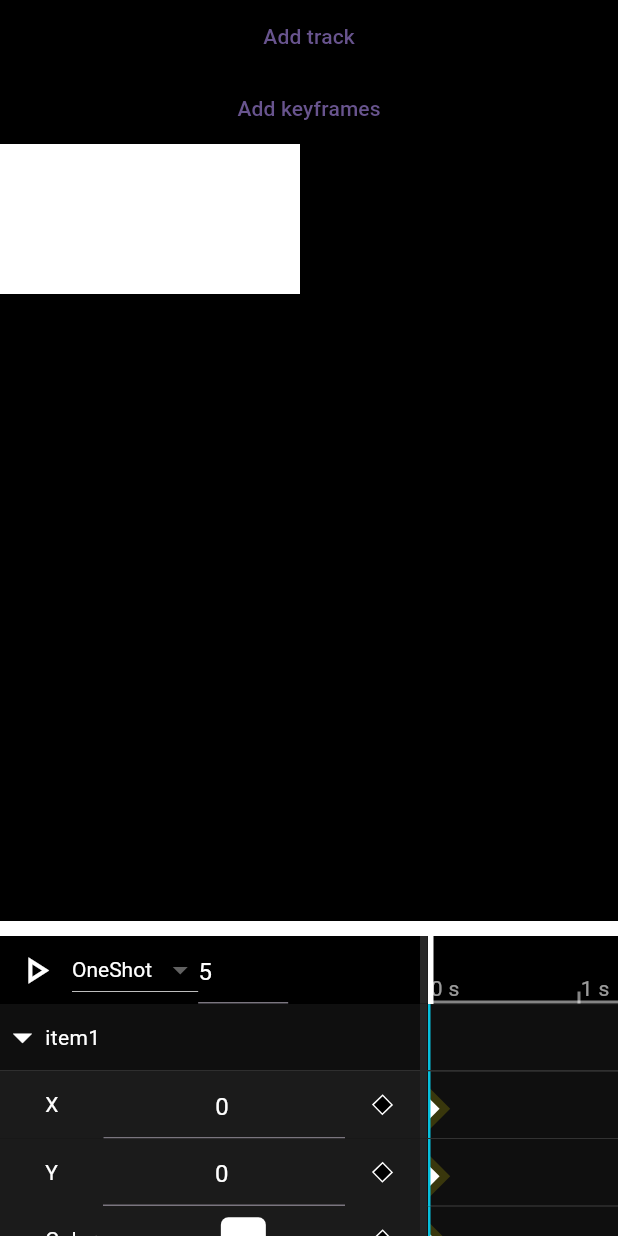
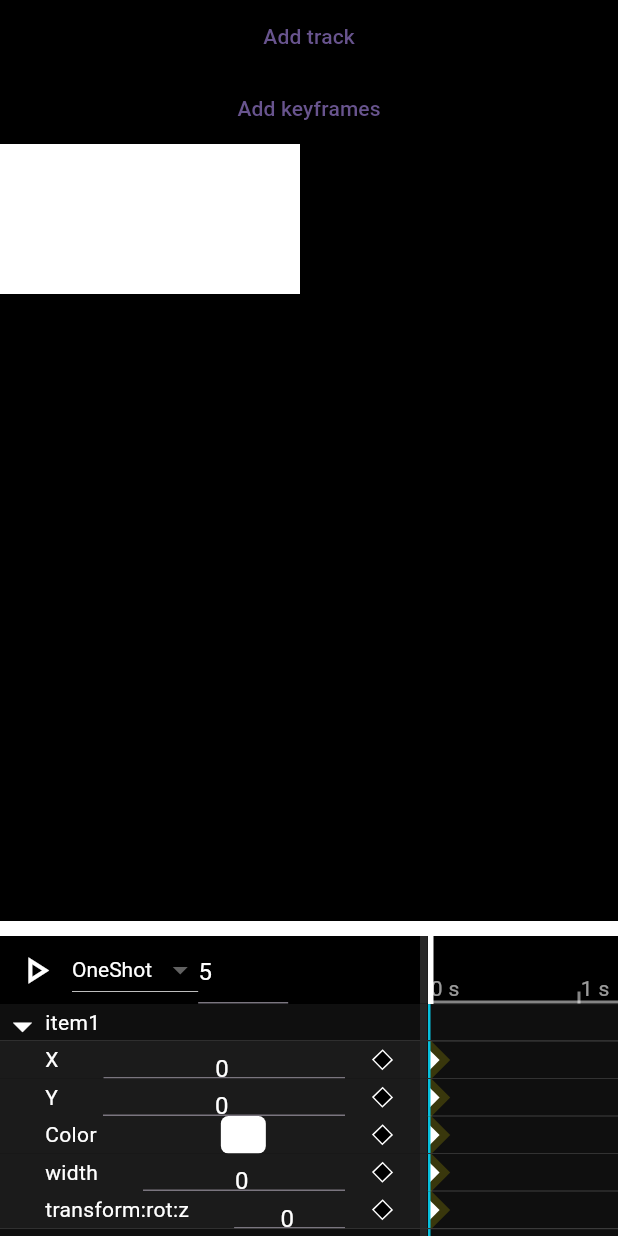
Before and after one commit to GameDevBhavesh/flutter_animation_editor, a Flutter app: the screen it shows after launch, on a phone screen of 412 x 824 dp. Run offline on Flutter 3.47's test engine with Material 2 defaults, Android fonts, the phone set to English and light mode, and no system bars.

```diff
--- a/lib/animation_editor/animation_editor.dart
+++ b/lib/animation_editor/animation_editor.dart
@@ -21,6 +21,7 @@ class TrackedAnimationEditor extends StatelessWidget {
       {super.key,
       required this.controller,
       this.handleBuilder,
+      this.tracksHeight = 35,
       this.handleLineWidth = .5,
       this.valueBuilder,
       this.handleLineColor = Colors.white,
@@ -32,10 +33,9 @@ class TrackedAnimationEditor extends StatelessWidget {
   final double handleLineWidth;
   final Color handleLineColor;
   static TextStyle style = const TextStyle(color: Colors.white);
-  static double trackRowHeight = 100;
-  static double keyframeRowHeight = 50;
 
   static double topbarHeight = 45;
+  final double tracksHeight;
   final Map<String, Widget Function(BuildContext context, Keyframe? keyframe)>?
       valueBuilder;
 
@@ -125,6 +125,7 @@ class TrackedAnimationEditor extends StatelessWidget {
                 for (final track
                     in controller.trackedAnimation.objectTracks.entries)
                   ObjectTrackView(
+                    height: tracksHeight,
                     onExpand: () {
                       controller
                           .readChildController(track.key)!
--- a/lib/animation_editor/controllers/property_track_controller.dart
+++ b/lib/animation_editor/controllers/property_track_controller.dart
@@ -1,3 +1,5 @@
+import 'dart:ui';
+
 import 'package:flutter/widgets.dart';
 
 import '../animation/keyframe_sequence.dart';
@@ -17,6 +19,8 @@ class PropertyTrackController extends BaseController {
   final ChangeNotifier keyframesNotifer = ChangeNotifier();
   final ChangeNotifier onAnimationChange = ChangeNotifier();
   final Widget Function(PropertyTrackController contol)? inspectorBuilder;
+
+  // final AnimationProperty animationProperty;
 
   double snapToSecond(double a) {
     const double tolerance = 0.1; // Adjust this tolerance as needed
--- a/lib/animation_editor/preset_widgets/container.dart
+++ b/lib/animation_editor/preset_widgets/container.dart
@@ -121,7 +121,15 @@ class KeyframedContainer extends StatelessWidget {
       color: context.readAnim("color", color),
       height: context.readAnim("height", height),
       width: context.readAnim("width", width),
-      alignment: context.readAnim("alignment", alignment),
+      transformAlignment: transformAlignment,
+      alignment: alignment,
+      transform: Matrix4.translationValues(
+          context.readAnim("trasnform:pos:x", 0),
+          context.readAnim("trasnform:pos:y", 0),
+          context.readAnim("trasnform:pos:z", 0))
+        ..rotateX(context.readAnim("trasnform:rot:x", 0))
+        ..rotateY(context.readAnim("trasnform:rot:y", 0))
+        ..rotateZ(context.readAnim("trasnform:rot:z", 0)),
       child: child,
     );
   }
--- /dev/null
+++ b/lib/animation_editor/preset_widgets/transform.dart
@@ -0,0 +1,47 @@
+import 'package:animation_editor/animation_editor.dart';
+import 'package:flutter/material.dart';
+
+class KeyframedTransform extends StatelessWidget {
+  final Widget child;
+  final double scaleX;
+  final double scaleY;
+  final double rotationX;
+  final double rotationY;
+  final double rotationZ;
+  final double translationX;
+  final double translationY;
+  final double translationZ;
+  final AlignmentGeometry alignment;
+
+  const KeyframedTransform({
+    Key? key,
+    required this.child,
+    this.scaleX = 1.0,
+    this.scaleY = 1.0,
+    this.rotationX = 0.0,
+    this.rotationY = 0.0,
+    this.rotationZ = 0.0,
+    this.translationX = 0.0,
+    this.translationY = 0.0,
+    this.translationZ = 0.0,
+    this.alignment = Alignment.center,
+  }) : super(key: key);
+
+  @override
+  Widget build(BuildContext context) {
+    return Transform(
+      alignment: alignment,
+      transform: Matrix4.identity()
+        ..translate(
+            context.readAnim("transform:pos:x", translationX),
+            context.readAnim("transform:pos:y", translationY),
+            context.readAnim("transform:pos:z", translationZ))
+        ..rotateX(context.readAnim("transform:rot:x", rotationX))
+        ..rotateY(context.readAnim("transform:rot:y", rotationY))
+        ..rotateZ(context.readAnim("transform:rot:z", rotationZ))
+        ..scale(context.readAnim("transform:scal:x", scaleX),
+            context.readAnim("transform:scal:y", scaleY)),
+      child: child,
+    );
+  }
+}
--- /dev/null
+++ b/lib/animation_editor/property_animators/property.dart
@@ -0,0 +1,11 @@
+import 'package:flutter/widgets.dart';
+
+import '../controllers/property_track_controller.dart';
+
+abstract class AnimationProperty<Type> {
+  Type lerp(Type a, Type b, double t);
+  Type fromJson(dynamic json);
+  dynamic toJson(Type value);
+  Widget buildInpector(
+      BuildContext context, Type value, PropertyTrackController controller);
+}
--- a/lib/animation_editor/widgets/keyframes_area_view.dart
+++ b/lib/animation_editor/widgets/keyframes_area_view.dart
@@ -6,6 +6,7 @@ import '../models/models.dart';
 class KeyframeAreaView extends StatelessWidget {
   const KeyframeAreaView({
     super.key,
+    this.height = 35,
     required this.onKeyframeMove,
     this.onKeyframeMoveStart,
     this.onKeyframeMoveEnd,
@@ -32,7 +33,7 @@ class KeyframeAreaView extends StatelessWidget {
   //styling
   static const Color backgroundColor = Color.fromARGB(255, 15, 15, 15);
   static const Color borderColor = Color.fromARGB(86, 255, 255, 255);
-  static double height = 50;
+  final double height;
   @override
   Widget build(BuildContext context) {
     return RepaintBoundary(
--- a/lib/animation_editor/widgets/object_track_view.dart
+++ b/lib/animation_editor/widgets/object_track_view.dart
@@ -13,6 +13,7 @@ class ObjectTrackView extends StatelessWidget {
       {super.key,
       required this.controller,
       this.onExpand,
+      this.height = 35,
       this.splitViewBuilder,
       this.inspectorBuilder});
 
@@ -23,7 +24,7 @@ class ObjectTrackView extends StatelessWidget {
   //final String headerTitleText
   final Function()? onExpand;
   final Widget Function(BuildContext context)? splitViewBuilder;
-  static double height = 45;
+  final double height;
   static const Color backgroundColor = Color.fromARGB(255, 15, 15, 15);
   static const Color borderColor = Color.fromARGB(255, 122, 122, 122);
   static const TextStyle textStyle = TextStyle(color: Colors.white);
@@ -38,6 +39,7 @@ class ObjectTrackView extends StatelessWidget {
       children: [
         for (final key in controller.objectTrack.tracks.keys)
           PropertyTrackView(
+            height: height,
             inspectorBuilder: controller.inpectorBuilders![
                 controller.objectTrack.tracks[key]!.dataType],
             controller: controller.readChildController(key)!,
--- a/lib/animation_editor/widgets/property_track_view.dart
+++ b/lib/animation_editor/widgets/property_track_view.dart
@@ -8,6 +8,7 @@ import 'keyframes_area_view.dart';
 class PropertyTrackView extends StatelessWidget {
   const PropertyTrackView(
       {super.key,
+      this.height = 35,
       required this.controller,
       this.splitViewBuilder,
       this.inspectorBuilder});
@@ -17,7 +18,7 @@ class PropertyTrackView extends StatelessWidget {
   final Widget Function(BuildContext context)? splitViewBuilder;
   final Widget Function(PropertyTrackController control)? inspectorBuilder;
 
-  static double height = 45;
+  final double height;
   static const Color backgroundColor = Color.fromARGB(255, 15, 15, 15);
   static const Color borderColor = Color.fromARGB(255, 122, 122, 122);
   static const TextStyle textStyle = TextStyle(color: Colors.white);
@@ -40,7 +41,7 @@ class PropertyTrackView extends StatelessWidget {
                   constraints: const BoxConstraints(minWidth: 280),
                   alignment: Alignment.center,
                   color: Color.fromARGB(255, 27, 27, 27).withOpacity(1),
-                  height: 45,
+                  // height: 45,
                   child: Row(
                     mainAxisAlignment: MainAxisAlignment.end,
                     children: [
@@ -86,6 +87,7 @@ class PropertyTrackView extends StatelessWidget {
                         listenable: controller.keyframesNotifer,
                         builder: (context, c) {
                           return KeyframeAreaView(
+                            height: height,
                             animatorContext: controller.context,
                             keyframes: controller.track.keyframes,
                             handleBuilder: (context) {
--- a/lib/main.dart
+++ b/lib/main.dart
@@ -6,6 +6,8 @@ import 'package:animation_editor/animation_editor.dart';
 import 'package:animation_editor/animation_editor/preset_widgets/container.dart';
 
 import 'package:flutter/material.dart';
+
+import 'animation_editor/preset_widgets/transform.dart';
 
 void main() {
   runApp(const MyApp());
@@ -135,10 +137,10 @@ class _AnimationEditorPageState extends State<AnimationEditorPage>
                               trackKey: 'width',
                               value: 300),
                         ]),
-                    "rotation": PropertyTrack(
+                    "transform:rot:z": PropertyTrack(
                         objectTrackKey: "item1",
-                        key: "rotation",
-                        name: "rotation",
+                        key: "transform:rot:z",
+                        name: "transform:rot:z",
                         group: "transfrom",
                         dataType: "double",
                         keyframes: [
@@ -146,13 +148,13 @@ class _AnimationEditorPageState extends State<AnimationEditorPage>
                               curve: const Cubic(.38, .13, .42, .32),
                               time: 0.01,
                               objectKey: 'item1',
-                              trackKey: 'rotation',
+                              trackKey: 'transform:rot:z',
                               value: 0),
                           Keyframe(
                               curve: const Cubic(0, 0, 1, 1),
                               time: 2,
                               objectKey: 'item1',
-                              trackKey: 'rotation',
+                              trackKey: 'transform:rot:z',
                               value: 6.283185307179586),
                         ]),
                   },
@@ -460,17 +462,13 @@ class _AnimationEditorPageState extends State<AnimationEditorPage>
                           TrackedWidget(
                             id: object.key,
                             builder: (context) {
-                              final track =
-                                  ControllerQuery.of<ObjectTrackController>(
-                                      context);
-                              track!.readChildController("x")!.getAnimation();
-
                               return Positioned(
                                 left: context.readAnim("x", 100.0),
                                 top: context.readAnim("y", 100.0),
-                                child: Transform.rotate(
-                                  angle: context.readAnim("angle", 0),
+                                child: KeyframedTransform(
+                                  rotationZ: 0,
                                   child: KeyframedContainer(
+                                    decoration: BoxDecoration(),
                                     height: 100,
                                     width: 200,
                                     color: Colors.red,
@@ -505,6 +503,7 @@ class _AnimationEditorPageState extends State<AnimationEditorPage>
             constraints: const BoxConstraints(minHeight: 200),
             height: height,
             child: TrackedAnimationEditor(
+              tracksHeight: 25,
               contextMenu: ContextMenuOptions(
                   items: [],
                   onSelect: (trackController, value) {
```
Also changed, not shown: lib/animation_editor/animation/keyframe_sequence.dart (+12 -0 lines), lib/animation_editor/property_animators/animator.dart (added, +127 -0 lines), lib/animation_editor/property_animators/double_property.dart (added, +28 -0 lines), lib/animation_editor/property_animators/offset_property.dart (added, +33 -0 lines).
